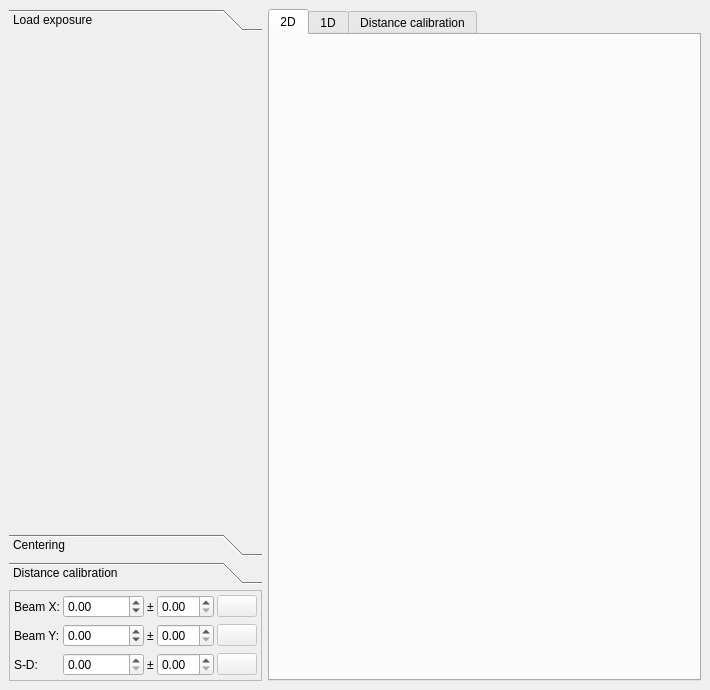
Old version of the form cct/qtgui/setup/calibration/calibration.ui in the repository awacha/cct.
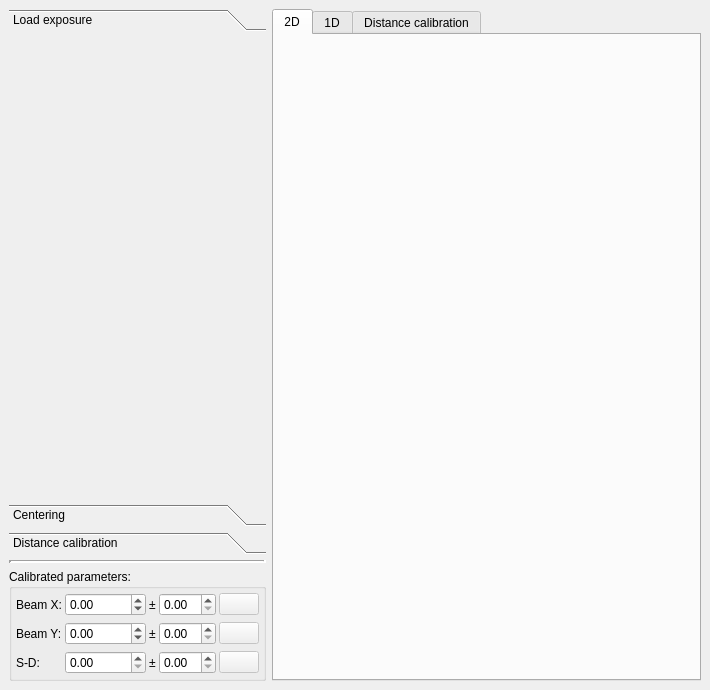
New version of the form. Icons and pictures are not drawn.

Patch:
```diff
--- a/cct/qtgui/setup/calibration/calibration.ui
+++ b/cct/qtgui/setup/calibration/calibration.ui
@@ -74,8 +74,8 @@
            <rect>
             <x>0</x>
             <y>0</y>
-            <width>263</width>
-            <height>473</height>
+            <width>282</width>
+            <height>455</height>
            </rect>
           </property>
           <property name="sizePolicy">
@@ -518,7 +518,17 @@
         </widget>
        </item>
        <item>
-        <widget class="QFrame" name="frame">
+        <widget class="Line" name="line">
+         <property name="lineWidth">
+          <number>3</number>
+         </property>
+         <property name="orientation">
+          <enum>Qt::Horizontal</enum>
+         </property>
+        </widget>
+       </item>
+       <item>
+        <widget class="QGroupBox" name="groupBox">
          <property name="sizePolicy">
           <sizepolicy hsizetype="Preferred" vsizetype="Preferred">
            <horstretch>0</horstretch>
@@ -531,11 +541,14 @@
            <height>0</height>
           </size>
          </property>
-         <property name="frameShape">
-          <enum>QFrame::StyledPanel</enum>
+         <property name="title">
+          <string>Calibrated parameters:</string>
          </property>
-         <property name="frameShadow">
-          <enum>QFrame::Raised</enum>
+         <property name="flat">
+          <bool>false</bool>
+         </property>
+         <property name="checkable">
+          <bool>false</bool>
          </property>
          <layout class="QGridLayout" name="gridLayout">
           <property name="leftMargin">
```
Left out of the diff: 8 changed lines with no effect on the pictures.
